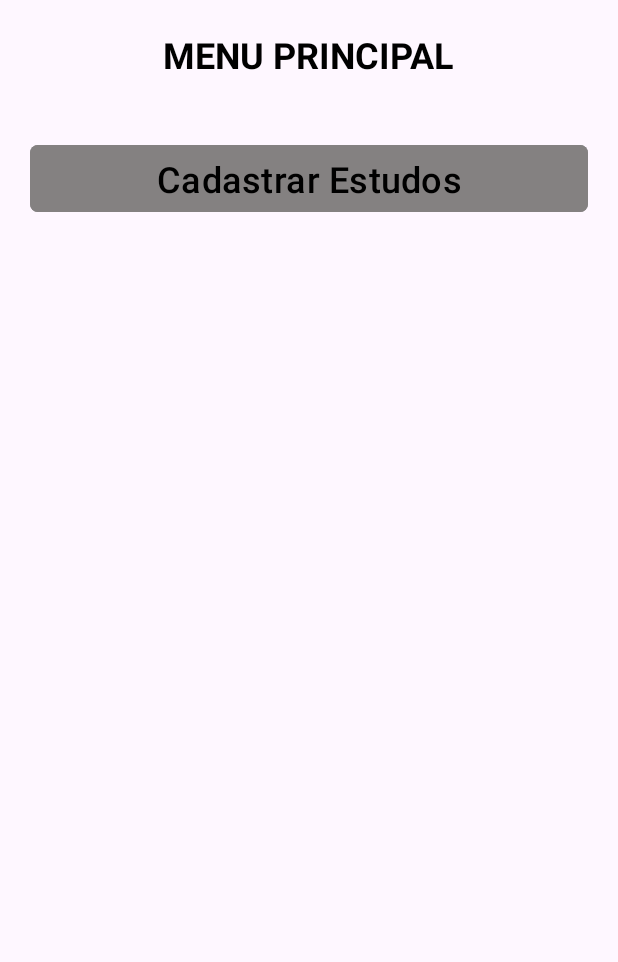
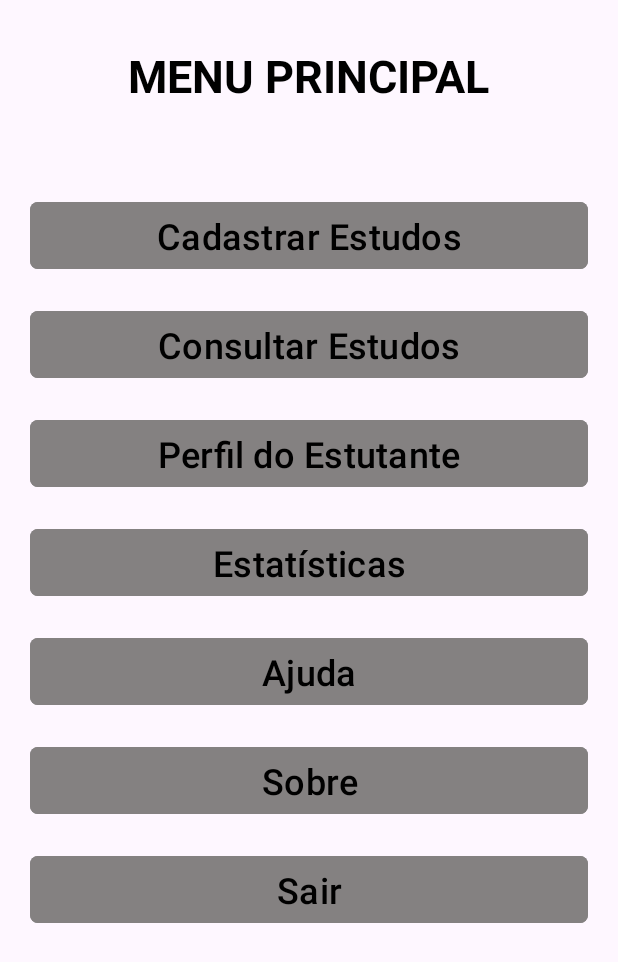
Before and after one commit to lndsilva/ControleEstudosApp, an Android app: the screen it shows after launch (MenuPrincipalActivity), on a phone screen of 412 x 824 dp. Shown: the top 962 px of the screen. Run offline under Robolectric (Android 15) with nearby library versions, the phone set to English and light mode, and no system bars; 2 statements that could not run were skipped.

Commit message:
Botões do menu principal

```diff
--- a/app/src/main/res/layout/menu_principal_layout.xml
+++ b/app/src/main/res/layout/menu_principal_layout.xml
@@ -12,22 +12,110 @@
         android:layout_width="wrap_content"
         android:layout_height="wrap_content"
         android:layout_gravity="center_horizontal"
-        android:layout_margin="20sp"
+        android:layout_marginTop="30sp"
+        android:layout_marginBottom="50sp"
         android:text="Menu principal"
         android:textAllCaps="true"
         android:textColor="#000"
-        android:textSize="24sp"
+        android:textSize="30sp"
         android:textStyle="bold" />
 
     <com.google.android.material.button.MaterialButton
         android:id="@+id/btnCadastrarEstudos"
         android:layout_width="match_parent"
         android:layout_height="wrap_content"
-        android:layout_margin="20dp"
+        android:layout_marginLeft="20dp"
+        android:layout_marginTop="10dp"
+        android:layout_marginRight="20dp"
+        android:layout_marginBottom="10dp"
         android:backgroundTint="#848181"
         android:text="Cadastrar Estudos"
         android:textColor="#000"
         android:textSize="24sp"
         app:cornerRadius="5dp" />
 
+    <com.google.android.material.button.MaterialButton
+        android:id="@+id/btnConsultarEstudos"
+        android:layout_width="match_parent"
+        android:layout_height="wrap_content"
+        android:layout_marginLeft="20dp"
+        android:layout_marginTop="10dp"
+        android:layout_marginRight="20dp"
+        android:layout_marginBottom="10dp"
+        android:backgroundTint="#848181"
+        android:text="Consultar Estudos"
+        android:textColor="#000"
+        android:textSize="24sp"
+        app:cornerRadius="5dp" />
+
+    <com.google.android.material.button.MaterialButton
+        android:id="@+id/btnPerfilEstudante"
+        android:layout_width="match_parent"
+        android:layout_height="wrap_content"
+        android:layout_marginLeft="20dp"
+        android:layout_marginTop="10dp"
+        android:layout_marginRight="20dp"
+        android:layout_marginBottom="10dp"
+        android:backgroundTint="#848181"
+        android:text="Perfil do Estutante"
+        android:textColor="#000"
+        android:textSize="24sp"
+        app:cornerRadius="5dp" />
+
+    <com.google.android.material.button.MaterialButton
+        android:id="@+id/btnEstatisticas"
+        android:layout_width="match_parent"
+        android:layout_height="wrap_content"
+        android:layout_marginLeft="20dp"
+        android:layout_marginTop="10dp"
+        android:layout_marginRight="20dp"
+        android:layout_marginBottom="10dp"
+        android:backgroundTint="#848181"
+        android:text="Estatísticas"
+        android:textColor="#000"
+        android:textSize="24sp"
+        app:cornerRadius="5dp" />
+
+    <com.google.android.material.button.MaterialButton
+        android:id="@+id/btnAjuda"
+        android:layout_width="match_parent"
+        android:layout_height="wrap_content"
+        android:layout_marginLeft="20dp"
+        android:layout_marginTop="10dp"
+        android:layout_marginRight="20dp"
+        android:layout_marginBottom="10dp"
+        android:backgroundTint="#848181"
+        android:text="Ajuda"
+        android:textColor="#000"
+        android:textSize="24sp"
+        app:cornerRadius="5dp" />
+
+    <com.google.android.material.button.MaterialButton
+        android:id="@+id/btnSobre"
+        android:layout_width="match_parent"
+        android:layout_height="wrap_content"
+        android:layout_marginLeft="20dp"
+        android:layout_marginTop="10dp"
+        android:layout_marginRight="20dp"
+        android:layout_marginBottom="10dp"
+        android:backgroundTint="#848181"
+        android:text="Sobre"
+        android:textColor="#000"
+        android:textSize="24sp"
+        app:cornerRadius="5dp" />
+
+    <com.google.android.material.button.MaterialButton
+        android:id="@+id/btnSair"
+        android:layout_width="match_parent"
+        android:layout_height="wrap_content"
+        android:layout_marginLeft="20dp"
+        android:layout_marginTop="10dp"
+        android:layout_marginRight="20dp"
+        android:layout_marginBottom="10dp"
+        android:backgroundTint="#848181"
+        android:text="Sair"
+        android:textColor="#000"
+        android:textSize="24sp"
+        app:cornerRadius="5dp" />
+
 </LinearLayout>
```
